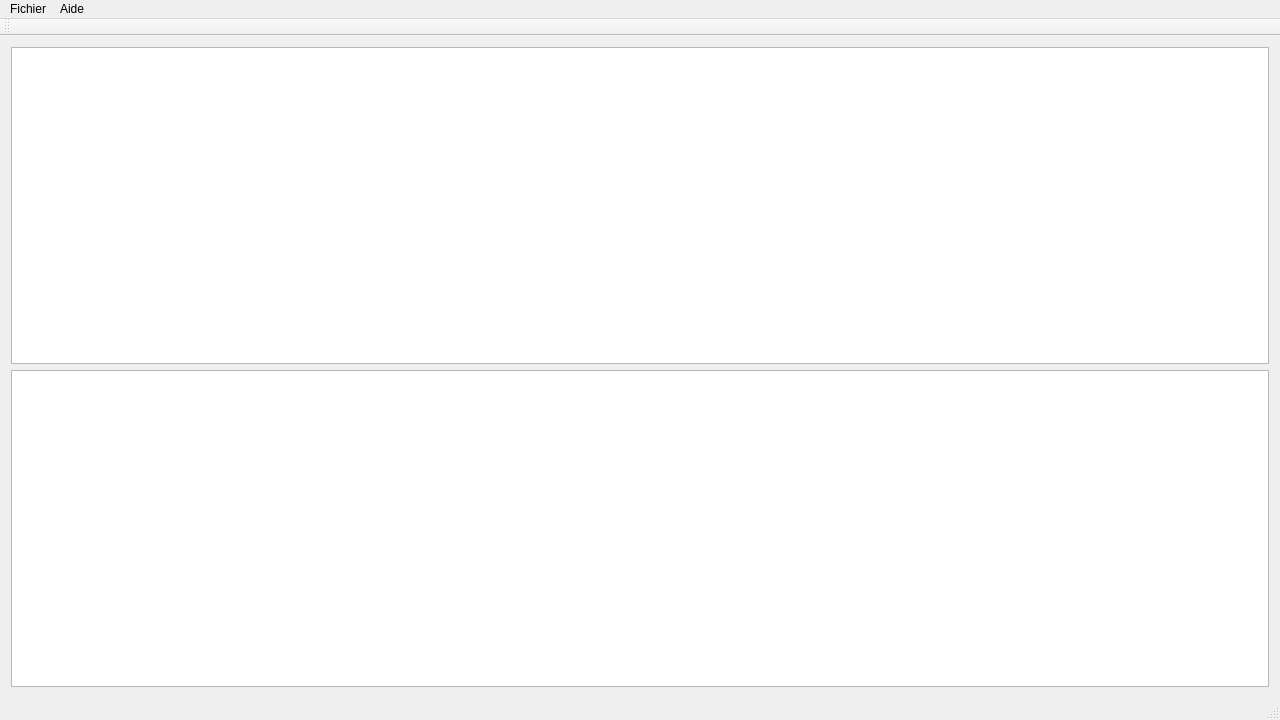
The window that src/mainwindow.ui (BadamBoum/competencesManager) describes before a commit, drawn with Qt 5.
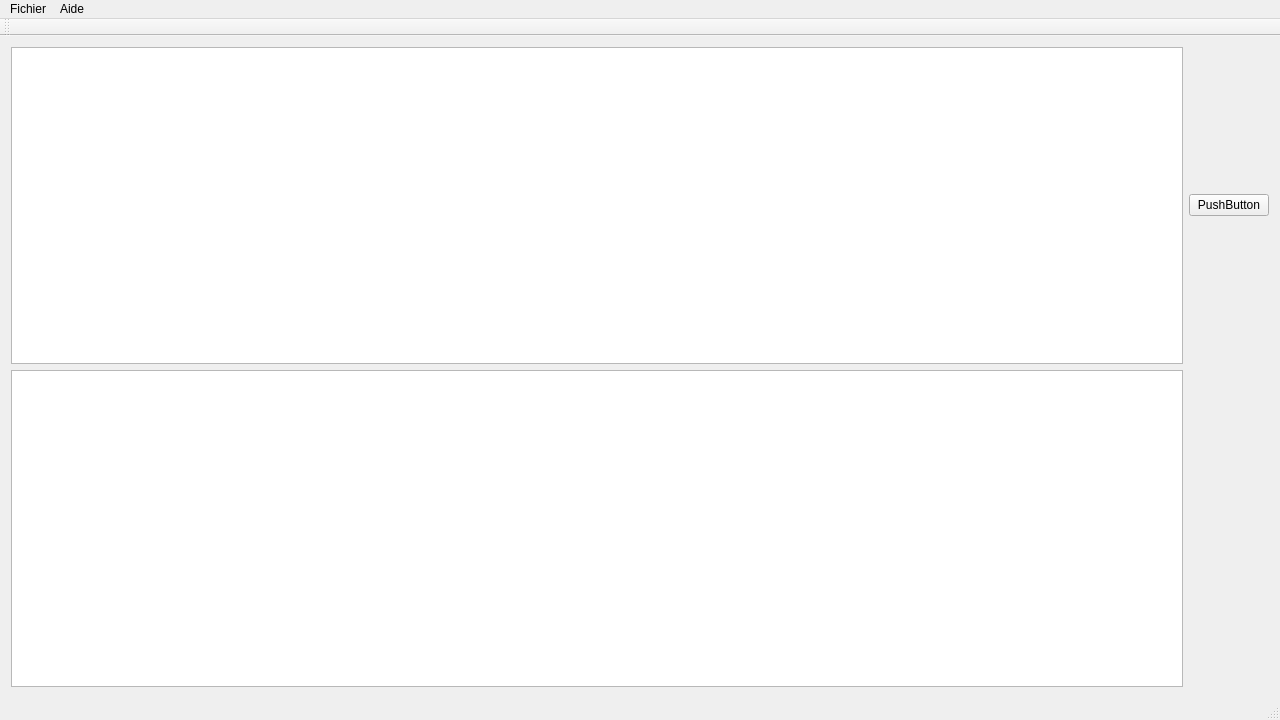
The same window after the commit.

Commit message:
Ajouté un QPushButton pour impression pdf désynchronisée. Sinon, le QTableWidget pas forcement up-to-date donc mauvaise impression...
Attention, si le QTableWidget est plus grand que ce qui est affichable,
on a que la partie visible !

```diff
--- a/src/mainwindow.ui
+++ b/src/mainwindow.ui
@@ -25,6 +25,13 @@
     <item row="1" column="0">
      <widget class="QPlainTextEdit" name="plainTextEdit"/>
     </item>
+    <item row="0" column="1">
+     <widget class="QPushButton" name="pushButton">
+      <property name="text">
+       <string>PushButton</string>
+      </property>
+     </widget>
+    </item>
    </layout>
   </widget>
   <widget class="QMenuBar" name="menuBar">
```
The commit also changes 2 other files.
